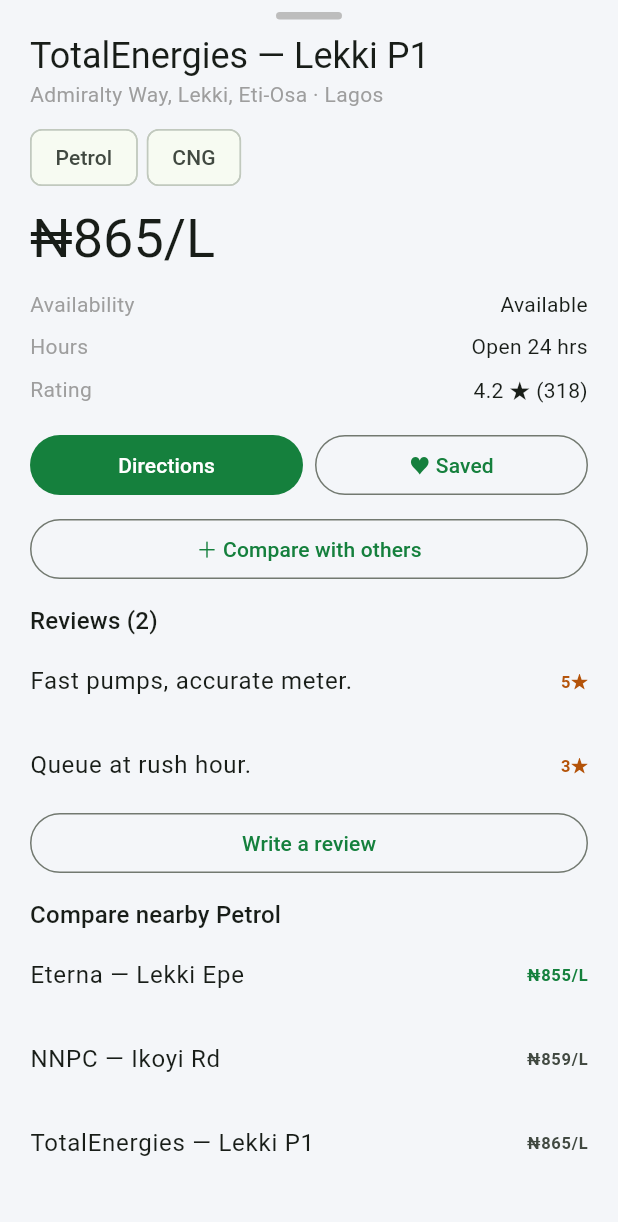
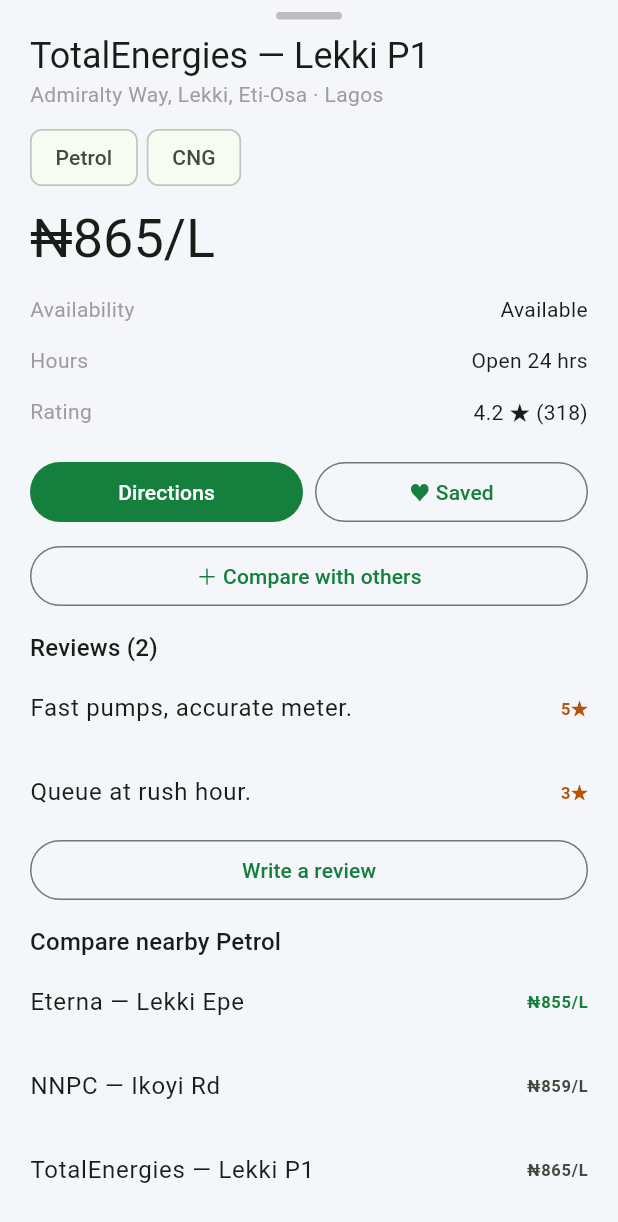
Before and after one commit to Precious08/TankUp, a Flutter app: the StationSheet widget shown alone on an empty page, opened directly with sample values from the repository, after a tap on "♡ Save", on a phone screen of 412 x 824 dp. Shown: the top 1222 px of the screen. Run offline on Flutter 3.47's test engine with Material 3 defaults, Android fonts, the phone set to English and light mode, and no system bars; our stand-ins replace flutter_riverpod, flutter_tts, geolocator, image_picker, shared_preferences, supabase_flutter; accounts and stored records are empty.

Commit message:
Retouch round: station cards, spacing rhythm, trips states, dark grid, grouped settings

```diff
--- a/app/lib/features/home/home_screen.dart
+++ b/app/lib/features/home/home_screen.dart
@@ -241,7 +241,10 @@
                   width: box.maxWidth,
                   height: box.maxHeight,
                   child: CustomPaint(
-                    painter: _GridPainter(),
+                    painter: _GridPainter(
+                        Theme.of(context).brightness == Brightness.dark
+                            ? const Color(0xFF26334D)
+                            : const Color(0xFFDDE5D8)),
                     child: Stack(
                       children: [
                         for (final s in stations)
@@ -334,9 +337,11 @@
 }
 
 class _GridPainter extends CustomPainter {
+  final Color color;
+  _GridPainter(this.color);
   @override
   void paint(Canvas canvas, Size size) {
-    final p = Paint()..color = const Color(0xFFDDE5D8)..strokeWidth = 1;
+    final p = Paint()..color = color..strokeWidth = 1;
     for (var x = 0.0; x < size.width; x += 28) {
       canvas.drawLine(Offset(x, 0), Offset(x, size.height), p);
     }
@@ -365,18 +370,46 @@
   Widget build(BuildContext context, WidgetRef ref) {
     final s = station;
     final saved = ref.watch(savedProvider).contains(s.id);
-    return ListTile(
-      leading: Icon(Icons.location_on, color: s.open ? null : Colors.grey),
-      title: Text(s.name),
-      subtitle: Text('${s.area}, ${s.state} · ${s.open ? "Open" : "Closed"} · ${s.availability}'),
+    final scheme = Theme.of(context).colorScheme;
+    return Card(
+      margin: const EdgeInsets.fromLTRB(12, 0, 12, 10),
+      shape: RoundedRectangleBorder(borderRadius: BorderRadius.circular(16)),
+      child: ListTile(
+        contentPadding: const EdgeInsets.symmetric(horizontal: 16, vertical: 10),
+        leading: Container(
+          width: 42,
+          height: 42,
+          decoration: BoxDecoration(
+            color: s.open ? scheme.primaryContainer : scheme.surfaceContainerHighest,
+            borderRadius: BorderRadius.circular(13),
+          ),
+          child: Icon(Icons.location_on,
+              color: s.open ? scheme.onPrimaryContainer : Colors.grey),
+        ),
+        title: Text(s.name, style: const TextStyle(fontWeight: FontWeight.w600)),
+        subtitle: Padding(
+          padding: const EdgeInsets.only(top: 3),
+          child: Text(
+              '${s.area}, ${s.state} · ${s.open ? "Open" : "Closed"} · ${s.availability}'),
+        ),
         trailing: Row(mainAxisSize: MainAxisSize.min, children: [
-        Text(s.priceLabel, style: const TextStyle(fontWeight: FontWeight.bold)),
+          Container(
+            padding: const EdgeInsets.symmetric(horizontal: 12, vertical: 8),
+            decoration: BoxDecoration(
+              color: scheme.primaryContainer,
+              borderRadius: BorderRadius.circular(999),
+            ),
+            child: Text(s.priceLabel,
+                style: TextStyle(
+                    fontWeight: FontWeight.bold, color: scheme.onPrimaryContainer)),
+          ),
           IconButton(
             icon: Icon(saved ? Icons.favorite : Icons.favorite_outline),
             onPressed: () => ref.read(savedProvider.notifier).toggle(s.id),
           ),
         ]),
         onTap: () => showStationSheet(context, s),
+      ),
     );
   }
 }
--- a/app/lib/features/saved/saved_screen.dart
+++ b/app/lib/features/saved/saved_screen.dart
@@ -20,8 +20,20 @@
         data: (all) {
           final items = all.where((s) => saved.contains(s.id)).toList();
           if (items.isEmpty) {
-            return const Center(
-                child: Text('Nothing saved yet — open a station and tap ♡ Save.'));
+            return Center(
+              child: Padding(
+                padding: const EdgeInsets.all(32),
+                child: Column(mainAxisSize: MainAxisSize.min, children: const [
+                  Icon(Icons.favorite_outline, size: 48, color: Colors.grey),
+                  SizedBox(height: 12),
+                  Text('Nothing saved yet',
+                      style: TextStyle(fontWeight: FontWeight.bold, fontSize: 16)),
+                  SizedBox(height: 4),
+                  Text('Open a station and tap ♡ Save.',
+                      style: TextStyle(color: Colors.grey), textAlign: TextAlign.center),
+                ]),
+              ),
+            );
           }
           return ListView.builder(
             itemCount: items.length,
--- a/app/lib/features/settings/settings_screen.dart
+++ b/app/lib/features/settings/settings_screen.dart
@@ -25,6 +25,8 @@
         padding: const EdgeInsets.all(16),
         children: [
           _group(context, 'APPEARANCE'),
+          Card(
+            child: Column(children: [
               SwitchListTile(
                 title: const Text('Dark mode'),
                 value: prefs.dark,
@@ -40,7 +42,11 @@
                 value: prefs.voice,
                 onChanged: (v) => ref.read(prefsProvider.notifier).setVoice(v),
               ),
+            ]),
+          ),
           _group(context, 'NOTIFICATIONS'),
+          Card(
+            child: Column(children: [
               SwitchListTile(
                 title: const Text('Price changes'),
                 value: notifPrice,
@@ -65,9 +71,11 @@
                   store.setBool('notifRoute', v);
                 },
               ),
+            ]),
+          ),
           _group(context, 'PRIVACY'),
-          ListTile(
-            contentPadding: EdgeInsets.zero,
+          Card(
+            child: ListTile(
               title: Text('Saved stations (${saved.length})'),
               trailing: TextButton(
                 onPressed: saved.isEmpty
@@ -82,11 +90,13 @@
                 child: const Text('Clear'),
               ),
             ),
+          ),
           _group(context, 'ABOUT'),
-          const ListTile(
-            contentPadding: EdgeInsets.zero,
+          const Card(
+            child: ListTile(
               title: Text('TankUp 1.0.0 (scaffold)'),
               subtitle: Text('Find the right place to power your vehicle.'),
+            ),
           ),
         ],
       ),
--- a/app/lib/features/stations/station_details.dart
+++ b/app/lib/features/stations/station_details.dart
@@ -116,7 +116,7 @@
   }
 
   Widget _kv(String k, String v) => Padding(
-        padding: const EdgeInsets.symmetric(vertical: 4),
+        padding: const EdgeInsets.symmetric(vertical: 7),
         child: Row(mainAxisAlignment: MainAxisAlignment.spaceBetween, children: [
           Text(k, style: const TextStyle(color: Colors.grey)),
           Flexible(child: Text(v, textAlign: TextAlign.right)),
```
Also changed, not shown: app/lib/features/profile/profile_screen.dart (+18 -6 lines), app/lib/features/trips/trips_screen.dart (+71 -20 lines). Lines whose indentation alone changed are shown as unchanged.
